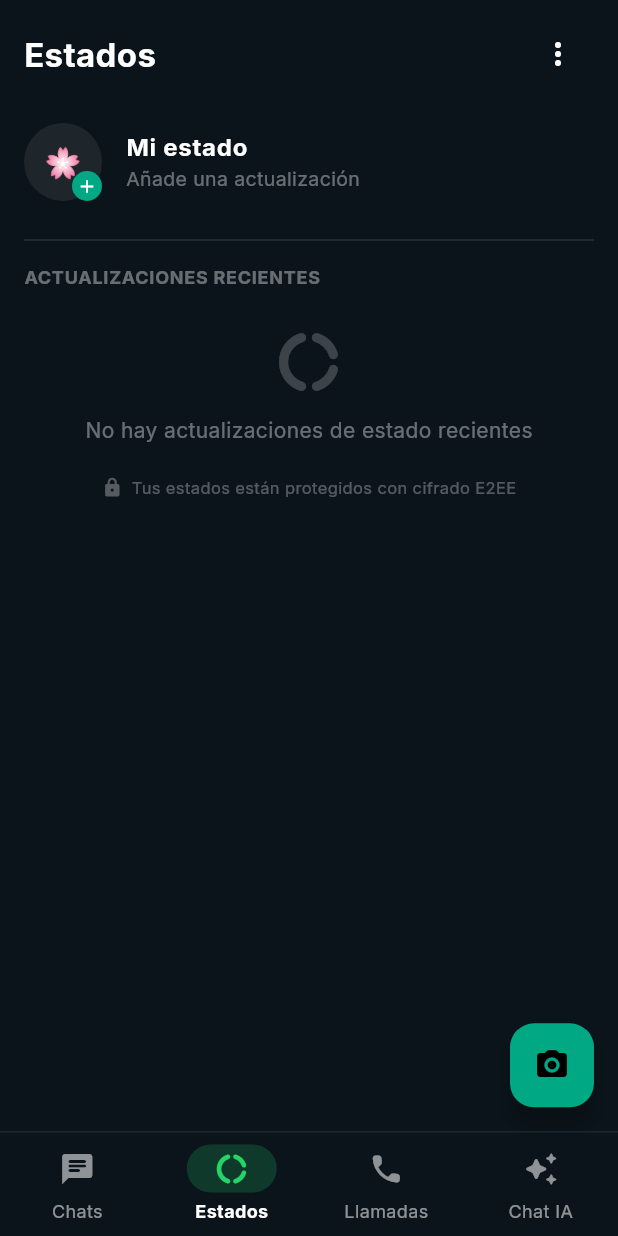
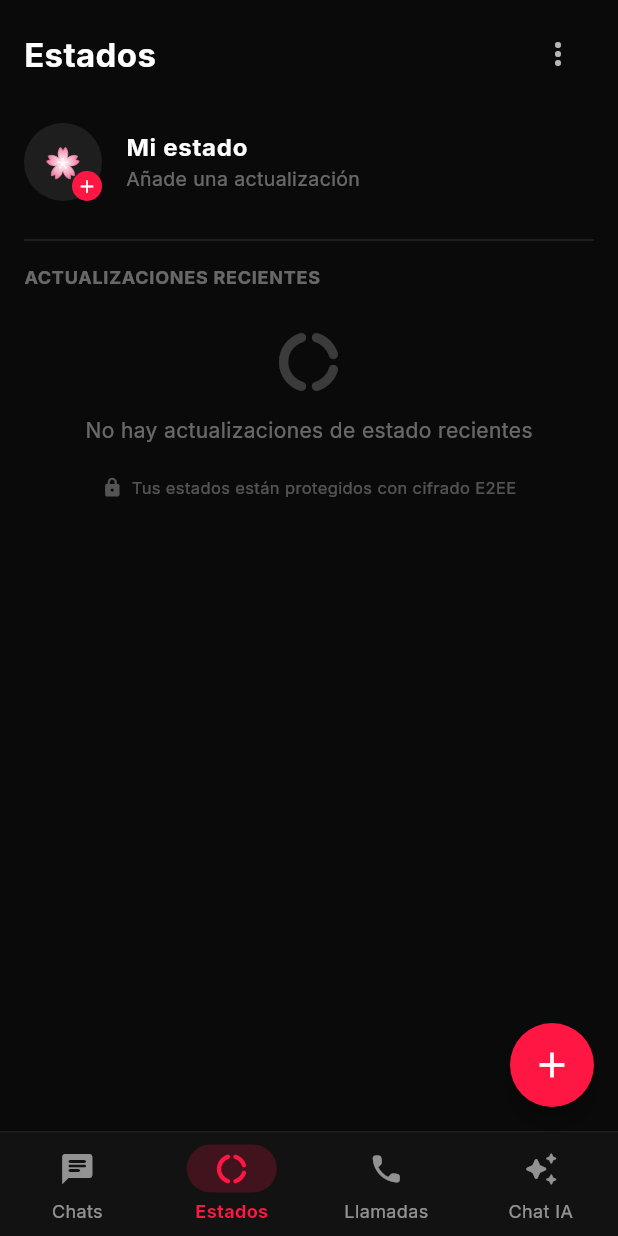
Before and after one commit to Yuk1Katsume/crystalapp, a Flutter app: the screen it shows once a user with an empty profile is signed in, item 2 of the bottom bar chosen, on a phone screen of 412 x 824 dp. Run offline on Flutter 3.47's test engine with Material 3 defaults, Android fonts, the light colour scheme and no system bars; our stand-ins replace audioplayers, cloud_firestore, firebase_auth, firebase_core, google_fonts, image_picker and 6 more; missing offline and left inert: record; accounts and stored records are empty; network calls fail.

Commit message:
release: v1.4.1+100023 - Paleta de colores restaurada a rosa neon y negro obsidiana, y FAB circular animado con opciones desplegables

```diff
--- a/lib/screens/home_screen.dart
+++ b/lib/screens/home_screen.dart
@@ -28,6 +28,10 @@
   final TextEditingController _searchController = TextEditingController();
   String _searchQuery = '';
 
+  late AnimationController _fabAnimationController;
+  late Animation<double> _expandAnimation;
+  bool _isFabMenuOpen = false;
+
   final GroupChatService _groupService = GroupChatService();
   final AuthService _authService = AuthService();
   final ChatService _chatService = ChatService();
@@ -41,6 +45,15 @@
   @override
   void initState() {
     super.initState();
+    _fabAnimationController = AnimationController(
+      vsync: this,
+      duration: const Duration(milliseconds: 280),
+    );
+    _expandAnimation = CurvedAnimation(
+      parent: _fabAnimationController,
+      curve: Curves.fastOutSlowIn,
+    );
+
     _ensureProfileSaved();
     _loadPhoneContacts();
     _chatService.startGlobalIncomingListener();
@@ -93,15 +106,29 @@
   void dispose() {
     _incomingMsgSub?.cancel();
     _searchController.dispose();
+    _fabAnimationController.dispose();
     super.dispose();
+  }
+
+  void _toggleFabMenu() {
+    setState(() {
+      _isFabMenuOpen = !_isFabMenuOpen;
+      if (_isFabMenuOpen) {
+        _fabAnimationController.forward();
+      } else {
+        _fabAnimationController.reverse();
+      }
+    });
   }
 
   @override
   Widget build(BuildContext context) {
     return Scaffold(
-      backgroundColor: const Color(0xFF0B141B),
+      backgroundColor: const Color(0xFF0A0A0A),
       body: SafeArea(
-        child: IndexedStack(
+        child: Stack(
+          children: [
+            IndexedStack(
               index: _selectedBottomNavIndex,
               children: [
                 _buildChatsTab(),
@@ -110,8 +137,20 @@
                 _buildAiChatTab(),
               ],
             ),
+            if (_isFabMenuOpen)
+              Positioned.fill(
+                child: GestureDetector(
+                  onTap: _toggleFabMenu,
+                  behavior: HitTestBehavior.opaque,
+                  child: Container(
+                    color: Colors.black.withOpacity(0.6),
                   ),
-      floatingActionButton: _buildFloatingActionButton(),
+                ),
+              ),
+          ],
+        ),
+      ),
+      floatingActionButton: _buildAnimatedExpandableFab(),
       bottomNavigationBar: _buildBottomNavigationBar(),
     );
   }
@@ -132,7 +171,7 @@
 
   Widget _buildTopHeader() {
     return Padding(
-      padding: const EdgeInsets.symmetric(horizontal: 16, vertical: 10),
+      padding: const EdgeInsets.symmetric(horizontal: 16, vertical: 8),
       child: Row(
         children: [
           const Text(
@@ -146,20 +185,20 @@
           ),
           const Spacer(),
           IconButton(
-            icon: const Icon(Icons.camera_alt_outlined, color: Colors.white),
+            icon: const Icon(Icons.camera_alt_outlined, color: Colors.white70),
             tooltip: 'Cámara',
             onPressed: () {
               ScaffoldMessenger.of(context).showSnackBar(
                 const SnackBar(
-                  content: Text('Abre la cámara desde cualquier conversación para enviar fotos o notas.'),
+                  content: Text('Abre la cámara desde cualquier conversación para enviar fotos.'),
                   backgroundColor: Color(0xFF1E1E1E),
                 ),
               );
             },
           ),
           PopupMenuButton<String>(
-            icon: const Icon(Icons.more_vert_rounded, color: Colors.white),
-            color: const Color(0xFF1E262C),
+            icon: const Icon(Icons.more_vert_rounded, color: Colors.white70),
+            color: const Color(0xFF1E1E1E),
             shape: RoundedRectangleBorder(borderRadius: BorderRadius.circular(12)),
             onSelected: (val) {
               if (val == 'new_group') {
@@ -205,8 +244,9 @@
       child: Container(
         height: 44,
         decoration: BoxDecoration(
-          color: const Color(0xFF1F2C34),
+          color: const Color(0xFF1E1E1E),
           borderRadius: BorderRadius.circular(24),
+          border: Border.all(color: const Color(0xFF262626), width: 1),
         ),
         child: Row(
           children: [
@@ -268,8 +308,9 @@
             return Container(
               padding: const EdgeInsets.symmetric(horizontal: 12),
               decoration: BoxDecoration(
-                color: const Color(0xFF1F2C34),
+                color: const Color(0xFF1E1E1E),
                 borderRadius: BorderRadius.circular(20),
+                border: Border.all(color: const Color(0xFF262626)),
               ),
               child: const Icon(Icons.add, color: Colors.white54, size: 18),
             );
@@ -288,17 +329,18 @@
               duration: const Duration(milliseconds: 200),
               padding: const EdgeInsets.symmetric(horizontal: 14, vertical: 4),
               decoration: BoxDecoration(
-                color: isSelected ? const Color(0xFF0F392B) : const Color(0xFF1F2C34),
+                color: isSelected ? const Color(0x33FF1744) : const Color(0xFF1E1E1E),
                 borderRadius: BorderRadius.circular(20),
-                border: isSelected
-                    ? Border.all(color: const Color(0xFF00A884).withOpacity(0.5), width: 1)
-                    : null,
+                border: Border.all(
+                  color: isSelected ? const Color(0xFFFF1744).withOpacity(0.6) : const Color(0xFF262626),
+                  width: 1,
+                ),
               ),
               child: Center(
                 child: Text(
                   filter,
                   style: TextStyle(
-                    color: isSelected ? const Color(0xFF25D366) : Colors.white60,
+                    color: isSelected ? const Color(0xFFFF1744) : Colors.white60,
                     fontWeight: isSelected ? FontWeight.bold : FontWeight.normal,
                     fontSize: 13,
                   ),
@@ -413,7 +455,7 @@
         children: [
           CircleAvatar(
             radius: 26,
-            backgroundColor: const Color(0xFF1E262C),
+            backgroundColor: const Color(0xFF1E1E1E),
             backgroundImage: (avatarUrl != null && avatarUrl.toString().startsWith('http'))
                 ? NetworkImage(avatarUrl)
                 : null,
@@ -432,9 +474,9 @@
                 width: 13,
                 height: 13,
                 decoration: BoxDecoration(
-                  color: const Color(0xFF25D366),
+                  color: Colors.greenAccent,
                   shape: BoxShape.circle,
-                  border: Border.all(color: const Color(0xFF0B141B), width: 2),
+                  border: Border.all(color: const Color(0xFF0A0A0A), width: 2),
                 ),
               ),
             ),
@@ -489,7 +531,7 @@
       contentPadding: const EdgeInsets.symmetric(horizontal: 16, vertical: 4),
       leading: CircleAvatar(
         radius: 26,
-        backgroundColor: const Color(0xFF1E262C),
+        backgroundColor: const Color(0xFF1E1E1E),
         backgroundImage: hasIcon ? NetworkImage(group.iconUrl!) : null,
         child: !hasIcon
             ? const Icon(Icons.groups_rounded, color: Colors.white70, size: 26)
@@ -540,7 +582,7 @@
           const SizedBox(height: 16),
           ElevatedButton.icon(
             style: ElevatedButton.styleFrom(
-              backgroundColor: const Color(0xFF00A884),
+              backgroundColor: const Color(0xFFFF1744),
               foregroundColor: Colors.white,
               shape: RoundedRectangleBorder(borderRadius: BorderRadius.circular(20)),
             ),
@@ -574,7 +616,7 @@
               style: TextStyle(color: Colors.white, fontSize: 22, fontWeight: FontWeight.bold),
             ),
             IconButton(
-              icon: const Icon(Icons.more_vert_rounded, color: Colors.white),
+              icon: const Icon(Icons.more_vert_rounded, color: Colors.white70),
               onPressed: () {},
             ),
           ],
@@ -586,7 +628,7 @@
             children: [
               CircleAvatar(
                 radius: 26,
-                backgroundColor: const Color(0xFF1E262C),
+                backgroundColor: const Color(0xFF1E1E1E),
                 child: Text(
                   currentUser?.displayName?.isNotEmpty == true
                       ? currentUser!.displayName![0].toUpperCase()
@@ -600,7 +642,7 @@
                 child: Container(
                   padding: const EdgeInsets.all(3),
                   decoration: const BoxDecoration(
-                    color: Color(0xFF00A884),
+                    color: Color(0xFFFF1744),
                     shape: BoxShape.circle,
                   ),
                   child: const Icon(Icons.add, color: Colors.white, size: 14),
@@ -674,7 +716,7 @@
               style: TextStyle(color: Colors.white, fontSize: 22, fontWeight: FontWeight.bold),
             ),
             IconButton(
-              icon: const Icon(Icons.more_vert_rounded, color: Colors.white),
+              icon: const Icon(Icons.more_vert_rounded, color: Colors.white70),
               onPressed: () {},
             ),
           ],
@@ -684,8 +726,8 @@
           contentPadding: EdgeInsets.zero,
           leading: const CircleAvatar(
             radius: 24,
-            backgroundColor: Color(0xFF00A884),
-            child: Icon(Icons.link_rounded, color: Colors.black, size: 24),
+            backgroundColor: Color(0xFFFF1744),
+            child: Icon(Icons.link_rounded, color: Colors.white, size: 24),
           ),
           title: const Text(
             'Crear enlace de llamada',
@@ -772,12 +814,12 @@
           Container(
             padding: const EdgeInsets.all(24),
             decoration: BoxDecoration(
-              color: const Color(0xFF1F2C34),
+              color: const Color(0xFF1E1E1E),
               borderRadius: BorderRadius.circular(24),
               border: Border.all(color: const Color(0xFFFF1744).withOpacity(0.3), width: 1.5),
               boxShadow: [
                 BoxShadow(
-                  color: const Color(0xFFFF1744).withOpacity(0.1),
+                  color: const Color(0xFFFF1744).withOpacity(0.12),
                   blurRadius: 24,
                   spreadRadius: 2,
                 ),
@@ -812,7 +854,7 @@
                 Container(
                   padding: const EdgeInsets.symmetric(horizontal: 16, vertical: 10),
                   decoration: BoxDecoration(
-                    color: const Color(0xFF101D25),
+                    color: const Color(0xFF121212),
                     borderRadius: BorderRadius.circular(14),
                   ),
                   child: Row(
@@ -835,8 +877,9 @@
             height: 50,
             padding: const EdgeInsets.symmetric(horizontal: 16),
             decoration: BoxDecoration(
-              color: const Color(0xFF1F2C34),
+              color: const Color(0xFF1E1E1E),
               borderRadius: BorderRadius.circular(25),
+              border: Border.all(color: const Color(0xFF262626)),
             ),
             child: Row(
               children: [
@@ -869,83 +912,121 @@
   }
 
   // ==========================================
-  // FLOATING ACTION BUTTON
+  // EXPANDABLE FLOATING ACTION BUTTON
   // ==========================================
-  Widget? _buildFloatingActionButton() {
-    if (_selectedBottomNavIndex == 0) {
-      // Chats tab FAB
+  Widget _buildAnimatedExpandableFab() {
     return Column(
       mainAxisSize: MainAxisSize.min,
       crossAxisAlignment: CrossAxisAlignment.end,
       children: [
-          // Meta AI-style floating badge
-          Container(
-            width: 44,
-            height: 44,
-            decoration: BoxDecoration(
-              shape: BoxShape.circle,
-              color: const Color(0xFF1E262C),
-              border: Border.all(color: Colors.white12),
-              boxShadow: [
-                BoxShadow(
-                  color: Colors.black.withOpacity(0.3),
-                  blurRadius: 8,
-                ),
-              ],
-            ),
-            child: IconButton(
-              icon: const Icon(Icons.auto_awesome_rounded, color: Color(0xFFFF1744), size: 20),
-              tooltip: 'Crystal AI',
-              onPressed: () {
-                setState(() {
-                  _selectedBottomNavIndex = 3;
-                });
-              },
-            ),
-          ),
-          const SizedBox(height: 12),
-          FloatingActionButton(
-            backgroundColor: const Color(0xFF00A884),
-            elevation: 4,
-            shape: RoundedRectangleBorder(borderRadius: BorderRadius.circular(16)),
-            onPressed: () {
+        ScaleTransition(
+          alignment: Alignment.bottomRight,
+          scale: _expandAnimation,
+          child: FadeTransition(
+            opacity: _expandAnimation,
+            child: Column(
+              mainAxisSize: MainAxisSize.min,
+              crossAxisAlignment: CrossAxisAlignment.end,
+              children: [
+                _buildFabMenuItem(
+                  label: 'Buscar Usuarios',
+                  icon: Icons.person_search_rounded,
+                  color: const Color(0xFFFF1744),
+                  onTap: () {
+                    _toggleFabMenu();
                     Navigator.push(
                       context,
                       MaterialPageRoute(builder: (_) => const SearchUsersScreen()),
                     );
                   },
-            child: const Icon(Icons.chat_bubble_rounded, color: Colors.black, size: 24),
+                ),
+                const SizedBox(height: 12),
+                _buildFabMenuItem(
+                  label: 'Crear Grupo',
+                  icon: Icons.group_add_rounded,
+                  color: Colors.deepPurpleAccent,
+                  onTap: () {
+                    _toggleFabMenu();
+                    Navigator.push(
+                      context,
+                      MaterialPageRoute(builder: (_) => const CreateGroupScreen()),
+                    );
+                  },
+                ),
+                const SizedBox(height: 16),
+              ],
+            ),
+          ),
+        ),
+        FloatingActionButton(
+          backgroundColor: const Color(0xFFFF1744),
+          elevation: 6,
+          shape: const CircleBorder(),
+          onPressed: _toggleFabMenu,
+          child: AnimatedRotation(
+            turns: _isFabMenuOpen ? 1.125 : 0.0,
+            duration: const Duration(milliseconds: 280),
+            curve: Curves.easeInOutBack,
+            child: const Icon(Icons.add, size: 28, color: Colors.white),
+          ),
         ),
       ],
     );
-    } else if (_selectedBottomNavIndex == 1) {
-      // Status tab FAB
-      return FloatingActionButton(
-        backgroundColor: const Color(0xFF00A884),
-        shape: RoundedRectangleBorder(borderRadius: BorderRadius.circular(16)),
-        onPressed: () {},
-        child: const Icon(Icons.camera_alt_rounded, color: Colors.black, size: 24),
+  }
+
+  Widget _buildFabMenuItem({
+    required String label,
+    required IconData icon,
+    required Color color,
+    required VoidCallback onTap,
+  }) {
+    return Row(
+      mainAxisSize: MainAxisSize.min,
+      mainAxisAlignment: MainAxisAlignment.end,
+      children: [
+        Container(
+          padding: const EdgeInsets.symmetric(horizontal: 12, vertical: 7),
+          decoration: BoxDecoration(
+            color: const Color(0xFF1E1E1E),
+            borderRadius: BorderRadius.circular(10),
+            border: Border.all(color: Colors.white12),
+            boxShadow: [
+              BoxShadow(
+                color: Colors.black.withOpacity(0.4),
+                blurRadius: 6,
+                offset: const Offset(0, 2),
+              ),
+            ],
+          ),
+          child: Text(
+            label,
+            style: const TextStyle(color: Colors.white, fontWeight: FontWeight.bold, fontSize: 13),
+          ),
+        ),
+        const SizedBox(width: 12),
+        Padding(
+          padding: const EdgeInsets.only(right: 4),
+          child: FloatingActionButton.small(
+            heroTag: label,
+            backgroundColor: color,
+            elevation: 4,
+            shape: const CircleBorder(),
+            onPressed: onTap,
+            child: Icon(icon, color: Colors.white, size: 20),
+          ),
+        ),
+      ],
     );
-    } else if (_selectedBottomNavIndex == 2) {
-      // Calls tab FAB
-      return FloatingActionButton(
-        backgroundColor: const Color(0xFF00A884),
-        shape: RoundedRectangleBorder(borderRadius: BorderRadius.circular(16)),
-        onPressed: () {},
-        child: const Icon(Icons.add_ic_call_rounded, color: Colors.black, size: 24),
-      );
-    }
-    return null;
   }
 
   // ==========================================
-  // BOTTOM NAVIGATION BAR (WhatsApp Style)
+  // BOTTOM NAVIGATION BAR (Crystal Neon Pink Theme)
   // ==========================================
   Widget _buildBottomNavigationBar() {
     return Container(
       decoration: const BoxDecoration(
-        color: Color(0xFF0B141B),
-        border: Border(top: BorderSide(color: Color(0xFF1F2C34), width: 0.8)),
+        color: Color(0xFF121212),
+        border: Border(top: BorderSide(color: Color(0xFF1E1E1E), width: 1.0)),
       ),
       padding: const EdgeInsets.symmetric(vertical: 8),
       child: Row(
@@ -954,19 +1035,20 @@
           _buildNavItem(0, Icons.chat_rounded, 'Chats'),
           _buildNavItem(1, Icons.donut_large_rounded, 'Estados', hasNotification: true),
           _buildNavItem(2, Icons.call_rounded, 'Llamadas'),
-          _buildNavItem(3, Icons.auto_awesome_rounded, 'Chat IA', isAi: true),
+          _buildNavItem(3, Icons.auto_awesome_rounded, 'Chat IA'),
         ],
       ),
     );
   }
 
-  Widget _buildNavItem(int index, IconData icon, String label, {bool hasNotification = false, bool isAi = false}) {
+  Widget _buildNavItem(int index, IconData icon, String label, {bool hasNotification = false}) {
     final isSelected = _selectedBottomNavIndex == index;
 
     return GestureDetector(
       onTap: () {
         setState(() {
           _selectedBottomNavIndex = index;
+          if (_isFabMenuOpen) _toggleFabMenu();
         });
       },
       behavior: HitTestBehavior.opaque,
@@ -981,7 +1063,7 @@
                 padding: const EdgeInsets.symmetric(horizontal: 18, vertical: 4),
                 decoration: BoxDecoration(
                   color: isSelected
-                      ? (isAi ? const Color(0x33FF1744) : const Color(0xFF0F392B))
+                      ? const Color(0x33FF1744)
                       : Colors.transparent,
                   borderRadius: BorderRadius.circular(16),
                 ),
@@ -989,7 +1071,7 @@
                   icon,
                   size: 24,
                   color: isSelected
-                      ? (isAi ? const Color(0xFFFF1744) : const Color(0xFF25D366))
+                      ? const Color(0xFFFF1744)
                       : Colors.white54,
                 ),
               ),
@@ -1001,7 +1083,7 @@
                     width: 8,
                     height: 8,
                     decoration: const BoxDecoration(
-                      color: Color(0xFF25D366),
+                      color: Color(0xFFFF1744),
                       shape: BoxShape.circle,
                     ),
                   ),
@@ -1013,7 +1095,7 @@
             label,
             style: TextStyle(
               color: isSelected
-                  ? Colors.white
+                  ? const Color(0xFFFF1744)
                   : Colors.white54,
               fontWeight: isSelected ? FontWeight.bold : FontWeight.normal,
               fontSize: 12,
@@ -1079,7 +1161,7 @@
               Icon(
                 isRead ? Icons.done_all_rounded : Icons.done_rounded,
                 size: 15,
-                color: isRead ? const Color(0xFF53BDEB) : Colors.white38,
+                color: isRead ? const Color(0xFFFF1744) : Colors.white38,
               ),
               const SizedBox(width: 4),
             ],
--- a/pubspec.yaml
+++ b/pubspec.yaml
@@ -2,7 +2,7 @@
 description: "CrystalApp - WhatsApp-like chat app with Firebase"
 publish_to: 'none'
 
-version: 1.4.0+100022
+version: 1.4.1+100023
 
 environment:
   sdk: ^3.12.2
```
Lines whose indentation alone changed are shown as unchanged.
